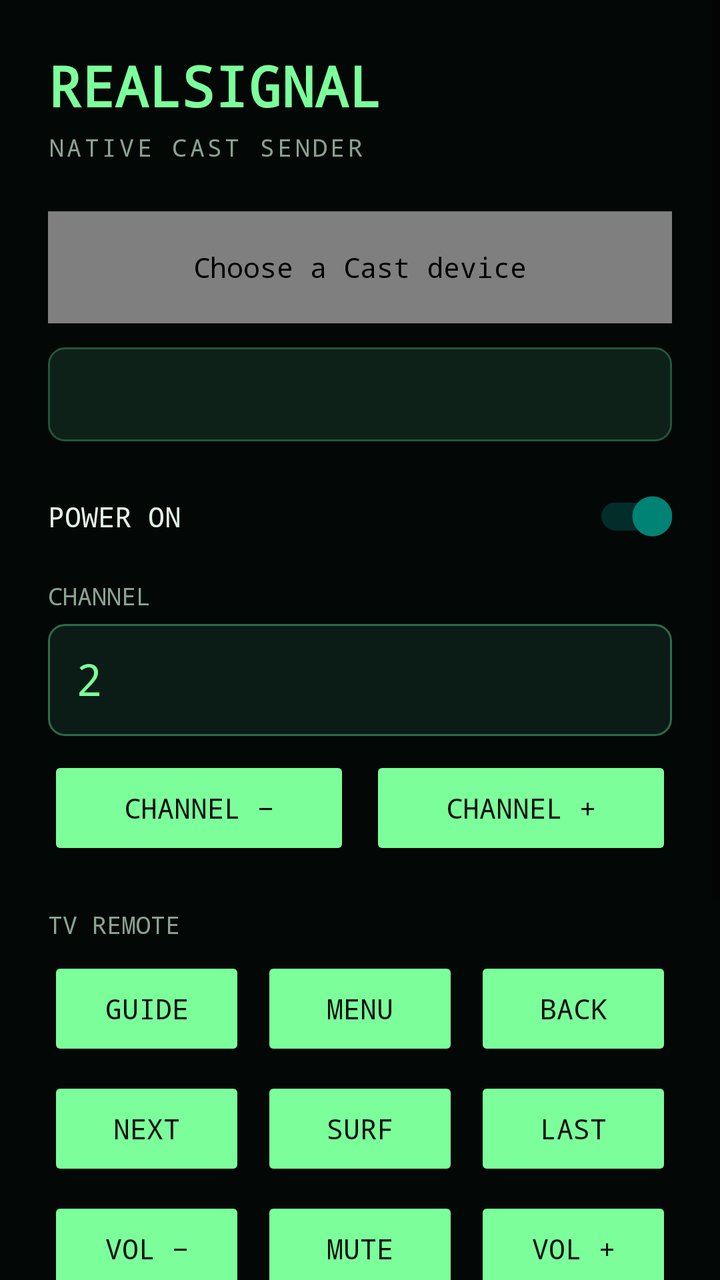
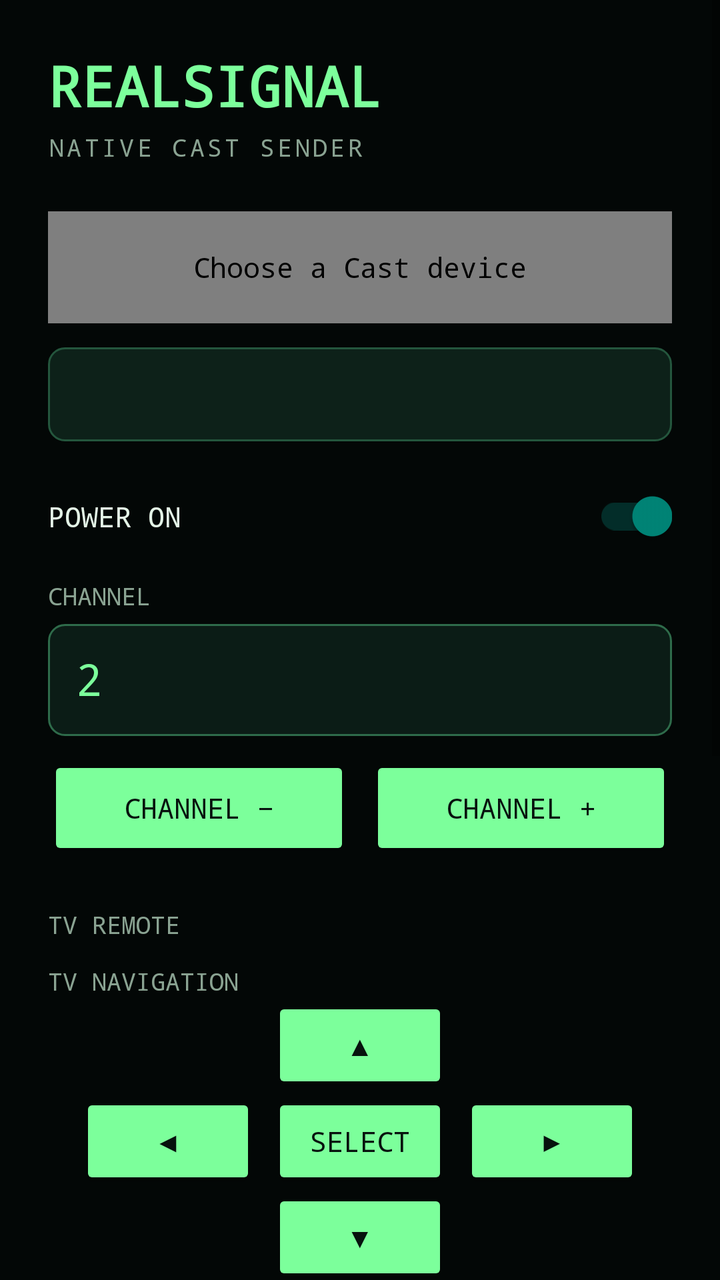

Before-and-after screenshots of an Android layout around one commit, followed by the original layout XML and the change that was made.
<!-- AndroidManifest.xml: application theme Theme.RealSignal -->
<!-- res/layout/activity_main.xml -->
<?xml version="1.0" encoding="utf-8"?>
<ScrollView xmlns:android="http://schemas.android.com/apk/res/android"
    xmlns:app="http://schemas.android.com/apk/res-auto"
    android:layout_width="match_parent"
    android:layout_height="match_parent"
    android:background="@color/real_black"
    android:fillViewport="true">

    <LinearLayout
        android:layout_width="match_parent"
        android:layout_height="wrap_content"
        android:orientation="vertical"
        android:padding="24dp">

        <TextView
            android:layout_width="wrap_content"
            android:layout_height="wrap_content"
            android:text="REALSIGNAL"
            android:textColor="@color/real_green"
            android:textSize="28sp"
            android:textStyle="bold" />

        <TextView
            android:layout_width="wrap_content"
            android:layout_height="wrap_content"
            android:layout_marginTop="4dp"
            android:text="NATIVE CAST SENDER"
            android:textColor="@color/real_text_muted"
            android:textSize="12sp"
            android:letterSpacing="0.12" />

        <androidx.mediarouter.app.MediaRouteButton
            android:id="@+id/cast_button"
            android:layout_width="match_parent"
            android:layout_height="56dp"
            android:layout_marginTop="24dp"
            android:contentDescription="Choose a Cast device"
            android:mediaRouteTypes="user"
            android:visibility="visible" />

        <TextView
            android:id="@+id/cast_status"
            android:layout_width="match_parent"
            android:layout_height="wrap_content"
            android:layout_marginTop="12dp"
            android:background="@drawable/status_background"
            android:padding="14dp"
            android:textColor="@color/real_text"
            android:textSize="14sp" />

        <androidx.appcompat.widget.SwitchCompat
            android:id="@+id/power_toggle"
            android:layout_width="match_parent"
            android:layout_height="wrap_content"
            android:layout_marginTop="24dp"
            android:checked="true"
            android:text="POWER ON"
            android:textColor="@color/real_text"
            app:buttonTint="@color/real_green" />

        <TextView
            android:layout_width="wrap_content"
            android:layout_height="wrap_content"
            android:layout_marginTop="18dp"
            android:text="CHANNEL"
            android:textColor="@color/real_text_muted"
            android:textSize="12sp" />

        <EditText
            android:id="@+id/channel_input"
            android:layout_width="match_parent"
            android:layout_height="56dp"
            android:layout_marginTop="6dp"
            android:background="@drawable/input_background"
            android:inputType="number"
            android:maxLength="3"
            android:padding="14dp"
            android:text="2"
            android:textColor="@color/real_green"
            android:textSize="22sp" />

        <LinearLayout
            android:layout_width="match_parent"
            android:layout_height="wrap_content"
            android:layout_marginTop="10dp"
            android:orientation="horizontal">

            <Button
                android:id="@+id/channel_down_button"
                android:layout_width="0dp"
                android:layout_height="52dp"
                android:layout_weight="1"
                android:text="CHANNEL −"
                android:textAllCaps="false" />

            <Space
                android:layout_width="10dp"
                android:layout_height="1dp" />

            <Button
                android:id="@+id/channel_up_button"
                android:layout_width="0dp"
                android:layout_height="52dp"
                android:layout_weight="1"
                android:text="CHANNEL +"
                android:textAllCaps="false" />
        </LinearLayout>

        <TextView
            android:layout_width="wrap_content"
            android:layout_height="wrap_content"
            android:layout_marginTop="24dp"
            android:text="TV REMOTE"
            android:textColor="@color/real_text_muted"
            android:textSize="12sp" />

        <LinearLayout
            android:layout_width="match_parent"
            android:layout_height="wrap_content"
            android:layout_marginTop="8dp"
            android:orientation="horizontal">

            <Button android:id="@+id/guide_button" android:layout_width="0dp" android:layout_height="52dp" android:layout_weight="1" android:text="GUIDE" android:textAllCaps="false" />
            <Space android:layout_width="8dp" android:layout_height="1dp" />
            <Button android:id="@+id/menu_button" android:layout_width="0dp" android:layout_height="52dp" android:layout_weight="1" android:text="MENU" android:textAllCaps="false" />
            <Space android:layout_width="8dp" android:layout_height="1dp" />
            <Button android:id="@+id/back_button" android:layout_width="0dp" android:layout_height="52dp" android:layout_weight="1" android:text="BACK" android:textAllCaps="false" />
        </LinearLayout>

        <LinearLayout
            android:layout_width="match_parent"
            android:layout_height="wrap_content"
            android:layout_marginTop="8dp"
            android:orientation="horizontal">

            <Button android:id="@+id/next_button" android:layout_width="0dp" android:layout_height="52dp" android:layout_weight="1" android:text="NEXT" android:textAllCaps="false" />
            <Space android:layout_width="8dp" android:layout_height="1dp" />
            <Button android:id="@+id/surf_button" android:layout_width="0dp" android:layout_height="52dp" android:layout_weight="1" android:text="SURF" android:textAllCaps="false" />
            <Space android:layout_width="8dp" android:layout_height="1dp" />
            <Button android:id="@+id/last_button" android:layout_width="0dp" android:layout_height="52dp" android:layout_weight="1" android:text="LAST" android:textAllCaps="false" />
        </LinearLayout>

        <LinearLayout
            android:layout_width="match_parent"
            android:layout_height="wrap_content"
            android:layout_marginTop="8dp"
            android:orientation="horizontal">

            <Button android:id="@+id/volume_down_button" android:layout_width="0dp" android:layout_height="52dp" android:layout_weight="1" android:text="VOL −" android:textAllCaps="false" />
            <Space android:layout_width="8dp" android:layout_height="1dp" />
            <Button android:id="@+id/mute_button" android:layout_width="0dp" android:layout_height="52dp" android:layout_weight="1" android:text="MUTE" android:textAllCaps="false" />
            <Space android:layout_width="8dp" android:layout_height="1dp" />
            <Button android:id="@+id/volume_up_button" android:layout_width="0dp" android:layout_height="52dp" android:layout_weight="1" android:text="VOL +" android:textAllCaps="false" />
        </LinearLayout>

        <Button
            android:id="@+id/send_state_button"
            android:layout_width="match_parent"
            android:layout_height="56dp"
            android:layout_marginTop="12dp"
            android:text="TUNE CHANNEL ON TV"
            android:textAllCaps="false" />

        <Button
            android:id="@+id/open_web_button"
            android:layout_width="match_parent"
            android:layout_height="52dp"
            android:layout_marginTop="12dp"
            android:text="OPEN REALSIGNAL WEB REMOTE"
            android:textAllCaps="false" />

        <TextView
            android:layout_width="match_parent"
            android:layout_height="wrap_content"
            android:layout_marginTop="26dp"
            android:text="The Cast icon uses Android's native device discovery. If the list is empty, verify the phone and receiver are on the same non-guest Wi-Fi and that the receiver is a Google Cast target."
            android:textColor="@color/real_text_muted"
            android:textSize="13sp" />

    </LinearLayout>
</ScrollView>
<!-- resources referenced by this layout -->
<resources>
  <color name="real_black">#030706</color>
  <color name="real_green">#7CFF9B</color>
  <color name="real_text">#E4F4E7</color>
  <color name="real_text_muted">#8AA392</color>
  <!-- drawable input_background (drawable) -->
  <?xml version="1.0" encoding="utf-8"?>
  <shape xmlns:android="http://schemas.android.com/apk/res/android">
      <solid android:color="#0B1C16" />
      <stroke android:width="1dp" android:color="#2E6B4A" />
      <corners android:radius="8dp" />
  </shape>
  <!-- drawable status_background (drawable) -->
  <?xml version="1.0" encoding="utf-8"?>
  <shape xmlns:android="http://schemas.android.com/apk/res/android">
      <solid android:color="#0D2119" />
      <stroke android:width="1dp" android:color="#24563D" />
      <corners android:radius="8dp" />
  </shape>
  <style name="Theme.RealSignal" parent="Theme.AppCompat.DayNight.NoActionBar">
          <item name="android:fontFamily">monospace</item>
          <item name="android:colorAccent">#7CFF9B</item>
          <item name="android:navigationBarColor">#030706</item>
          <item name="android:statusBarColor">#030706</item>
          <item name="android:windowLightStatusBar">false</item>
          <item name="android:buttonStyle">@style/RealSignalButton</item>
      </style>
  <style name="RealSignalButton" parent="Widget.AppCompat.Button">
          <item name="android:textColor">#07120E</item>
          <item name="android:backgroundTint">#7CFF9B</item>
      </style>
</resources>

<!-- the commit's change to res/layout/activity_main.xml (unified diff, before → after) -->
@@ -114,6 +114,33 @@
             android:textColor="@color/real_text_muted"
             android:textSize="12sp" />
 
+        <TextView
+            android:layout_width="wrap_content"
+            android:layout_height="wrap_content"
+            android:layout_marginTop="12dp"
+            android:text="TV NAVIGATION"
+            android:textColor="@color/real_text_muted"
+            android:textSize="12sp" />
+
+        <LinearLayout
+            android:layout_width="match_parent"
+            android:layout_height="wrap_content"
+            android:gravity="center"
+            android:orientation="vertical">
+
+            <Button android:id="@+id/nav_up_button" android:layout_width="88dp" android:layout_height="48dp" android:text="▲" android:textAllCaps="false" />
+
+            <LinearLayout android:layout_width="wrap_content" android:layout_height="wrap_content" android:orientation="horizontal">
+                <Button android:id="@+id/nav_left_button" android:layout_width="88dp" android:layout_height="48dp" android:text="◀" android:textAllCaps="false" />
+                <Space android:layout_width="8dp" android:layout_height="1dp" />
+                <Button android:id="@+id/nav_select_button" android:layout_width="88dp" android:layout_height="48dp" android:text="SELECT" android:textAllCaps="false" />
+                <Space android:layout_width="8dp" android:layout_height="1dp" />
+                <Button android:id="@+id/nav_right_button" android:layout_width="88dp" android:layout_height="48dp" android:text="▶" android:textAllCaps="false" />
+            </LinearLayout>
+
+            <Button android:id="@+id/nav_down_button" android:layout_width="88dp" android:layout_height="48dp" android:text="▼" android:textAllCaps="false" />
+        </LinearLayout>
+
         <LinearLayout
             android:layout_width="match_parent"
             android:layout_height="wrap_content"
